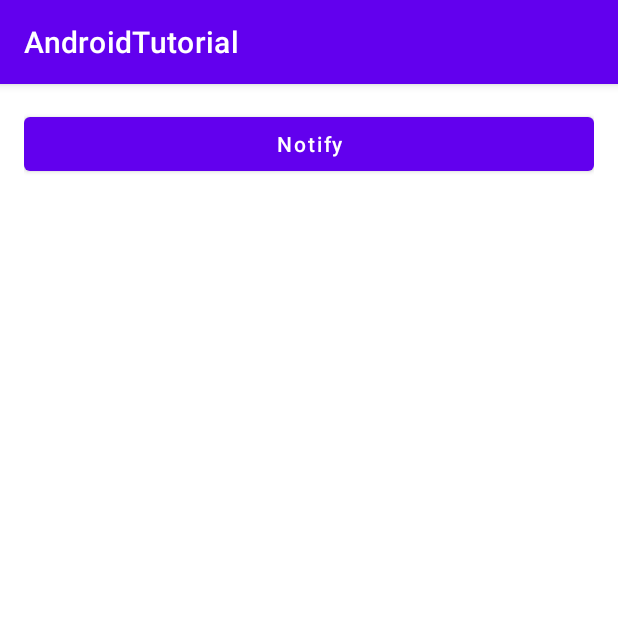
After one commit to aminsoheyli/Android-Tutorial, an Android app: the NotificationActivity screen opened directly, with no data from a screen before it, on a phone screen of 412 x 824 dp, the top half of it. The commit adds this screen. Run offline under Robolectric (Android 15) with nearby library versions, the phone set to English and light mode, and no system bars.

Commit message:
Add NotificationActivity and show notificaion

```diff
--- a/app/src/main/AndroidManifest.xml
+++ b/app/src/main/AndroidManifest.xml
@@ -20,6 +20,9 @@
         android:theme="@style/Theme.AndroidTutorial"
         android:usesCleartextTraffic="true"
         tools:targetApi="31">
+        <activity
+            android:name=".ui.NotificationActivity"
+            android:exported="false" />
         <activity
             android:name=".ui.MediaPlayerActivity"
             android:exported="false" />
--- a/app/src/main/java/com/aminsoheyli/androidtutorial/ui/MainActivity.kt
+++ b/app/src/main/java/com/aminsoheyli/androidtutorial/ui/MainActivity.kt
@@ -54,6 +54,9 @@ class MainActivity : AppCompatActivity() {
         findViewById<Button>(R.id.button_media_player).setOnClickListener {
             startActivity(Intent(this, MediaPlayerActivity::class.java))
         }
+        findViewById<Button>(R.id.button_notification).setOnClickListener {
+            startActivity(Intent(this, NotificationActivity::class.java))
+        }
 
         buttonGetLocation.setOnClickListener {
             showLocation()
--- /dev/null
+++ b/app/src/main/java/com/aminsoheyli/androidtutorial/ui/NotificationActivity.kt
@@ -0,0 +1,37 @@
+package com.aminsoheyli.androidtutorial.ui
+
+import android.app.NotificationChannel
+import android.app.NotificationManager
+import android.content.Context
+import android.os.Build
+import android.os.Bundle
+import android.widget.Button
+import androidx.appcompat.app.AppCompatActivity
+import androidx.core.app.NotificationCompat
+import com.aminsoheyli.androidtutorial.R
+
+
+class NotificationActivity : AppCompatActivity() {
+    override fun onCreate(savedInstanceState: Bundle?) {
+        super.onCreate(savedInstanceState)
+        setContentView(R.layout.activity_notification)
+        findViewById<Button>(R.id.button_notify).setOnClickListener {
+            val channelId = "notify_001"
+            val notificationBuilder = NotificationCompat.Builder(this, channelId)
+            notificationBuilder.setContentTitle("Danger")
+                .setContentText("It will run soon")
+                .setSmallIcon(R.drawable.ic_launcher_background)
+            val notificationManager =
+                getSystemService(Context.NOTIFICATION_SERVICE) as NotificationManager
+            if (Build.VERSION.SDK_INT >= Build.VERSION_CODES.O) {
+                val channel = NotificationChannel(
+                    channelId,
+                    "Channel human readable title",
+                    NotificationManager.IMPORTANCE_HIGH
+                )
+                notificationManager.createNotificationChannel(channel)
+            }
+            notificationManager.notify(0, notificationBuilder.build())
+        }
+    }
+}
--- /dev/null
+++ b/app/src/main/res/layout/activity_notification.xml
@@ -0,0 +1,19 @@
+<?xml version="1.0" encoding="utf-8"?>
+<androidx.constraintlayout.widget.ConstraintLayout xmlns:android="http://schemas.android.com/apk/res/android"
+    xmlns:app="http://schemas.android.com/apk/res-auto"
+    xmlns:tools="http://schemas.android.com/tools"
+    android:layout_width="match_parent"
+    android:layout_height="match_parent"
+    android:padding="16dp"
+    tools:context=".ui.NotificationActivity">
+
+    <Button
+        android:id="@+id/button_notify"
+        android:layout_width="0dp"
+        android:layout_height="wrap_content"
+        android:text="@string/button_notify_text"
+        android:textAllCaps="false"
+        app:layout_constraintEnd_toEndOf="parent"
+        app:layout_constraintStart_toStartOf="parent"
+        app:layout_constraintTop_toTopOf="parent" />
+</androidx.constraintlayout.widget.ConstraintLayout>
--- a/app/src/main/res/values/strings.xml
+++ b/app/src/main/res/values/strings.xml
@@ -25,4 +25,6 @@
     <string name="button_play_text">Play</string>
     <string name="button_pause_text">Pause</string>
     <string name="button_stop_text">Stop</string>
+    <string name="button_notification_text">Notification</string>
+    <string name="button_notify_text">Notify</string>
 </resources>
```
Also changed, not shown: app/src/main/res/layout/activity_main.xml (+12 -0 lines).
